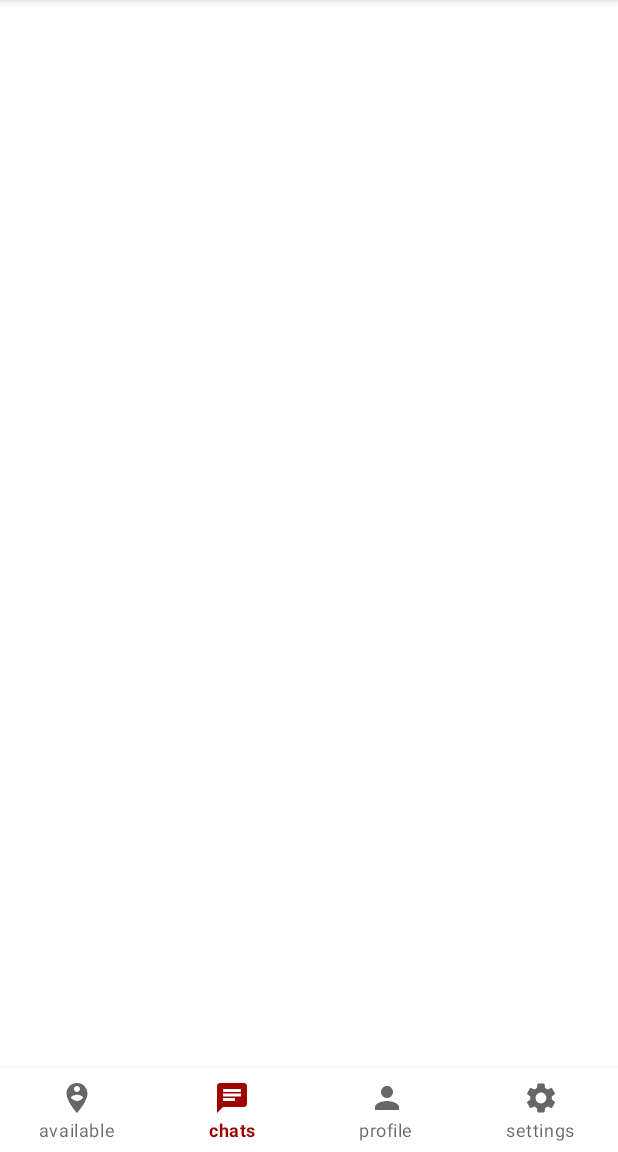
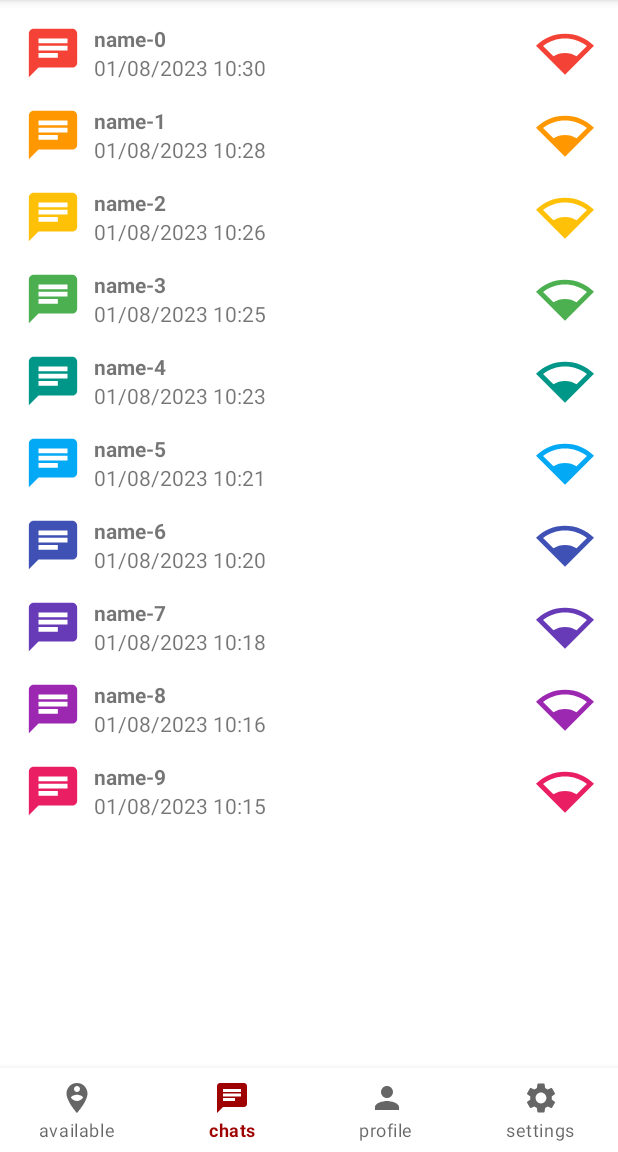
Before and after one commit to timlock/NearbyChat, an Android app: the screen it shows after launch (MainActivity), item 2 of the bottom bar chosen, on a phone screen of 412 x 824 dp, the part 84-1236 px from its top. Run offline under Robolectric (Android 15) with nearby library versions, the phone set to English and light mode, and no system bars; our stand-ins replace Room's generated code.

Commit message:
Maximale Zeichenanzahl Chat eingeführt, OwnProfile hat jetzt Snackbar als Bestätigung, erste fixes und Tests für das Anzeigen von Daten

```diff
--- a/NearbyChat/app/src/main/java/de/hsos/nearbychat/app/view/AvailableView.kt
+++ b/NearbyChat/app/src/main/java/de/hsos/nearbychat/app/view/AvailableView.kt
@@ -11,6 +11,7 @@ import androidx.recyclerview.widget.LinearLayoutManager
 import androidx.recyclerview.widget.RecyclerView
 import de.hsos.nearbychat.R
 import de.hsos.nearbychat.app.application.Application
+import de.hsos.nearbychat.app.domain.Profile
 import de.hsos.nearbychat.app.viewmodel.ViewModel
 import de.hsos.nearbychat.app.viewmodel.ViewModel.ViewModelFactory
 
--- a/NearbyChat/app/src/main/java/de/hsos/nearbychat/app/view/ChatAdapter.kt
+++ b/NearbyChat/app/src/main/java/de/hsos/nearbychat/app/view/ChatAdapter.kt
@@ -1,5 +1,6 @@
 import android.content.Context
 import android.icu.text.SimpleDateFormat
+import android.icu.util.Calendar
 import android.view.LayoutInflater
 import android.view.View
 import android.view.ViewGroup
--- a/NearbyChat/app/src/main/java/de/hsos/nearbychat/app/view/ChatUserAdapter.kt
+++ b/NearbyChat/app/src/main/java/de/hsos/nearbychat/app/view/ChatUserAdapter.kt
@@ -1,5 +1,6 @@
 import android.content.Context
 import android.icu.text.SimpleDateFormat
+import android.icu.util.Calendar
 import android.view.LayoutInflater
 import android.view.View
 import android.view.ViewGroup
@@ -24,7 +25,7 @@ class ChatUserAdapter (private val onItemClicked: (Profile?) -> Unit) : Recycler
 
     inner class ViewHolder(itemView: View, onItemClicked: (Profile?) -> Unit) : RecyclerView.ViewHolder(itemView) {
         val userName: TextView = itemView.findViewById(R.id.chats_user_name)
-        val userMessage: TextView = itemView.findViewById(R.id.chats_user_message)
+        val userLastInteraction: TextView = itemView.findViewById(R.id.chats_user_last_interaction)
         val symbol: ImageView = itemView.findViewById(R.id.chats_user_symbol)
         val signalStrength: ImageView = itemView.findViewById(R.id.chats_user_signal_strength)
         var profile: Profile? = null
@@ -51,7 +52,7 @@ class ChatUserAdapter (private val onItemClicked: (Profile?) -> Unit) : Recycler
 
         val dateFormat = SimpleDateFormat(context?.getString(R.string.date_pattern) + " " + context?.getString(R.string.time_pattern))
 
-        viewHolder.userMessage.text = dateFormat.format(profile.lastInteraction)
+        viewHolder.userLastInteraction.text = dateFormat.format(profile.lastInteraction)
 
         viewHolder.symbol.setColorFilter(
             ResourcesCompat.getColor(context.resources,
--- a/NearbyChat/app/src/main/java/de/hsos/nearbychat/app/view/ChatView.kt
+++ b/NearbyChat/app/src/main/java/de/hsos/nearbychat/app/view/ChatView.kt
@@ -42,12 +42,7 @@ class ChatView : Fragment() {
         val view: View = inflater.inflate(R.layout.fragment_chat_view, container, false)
         val recyclerView: RecyclerView = view.findViewById(R.id.chat_messages_recycler)
 
-        var profileLiveData: LiveData<Profile> = viewModel.getSavedProfile(address)
-        if(profileLiveData.value == null) {
-            profileLiveData = viewModel.getAvailableProfile(address, viewLifecycleOwner) as LiveData<Profile>
-        }
-
-        profileLiveData.observe(viewLifecycleOwner) {
+        viewModel.getSavedProfile(address).observe(viewLifecycleOwner) {
             view.findViewById<TextView>(R.id.chat_user_name).text = it.name
             view.findViewById<TextView>(R.id.chat_user_message).text = it.description
 
--- a/NearbyChat/app/src/main/java/de/hsos/nearbychat/app/view/ChatsView.kt
+++ b/NearbyChat/app/src/main/java/de/hsos/nearbychat/app/view/ChatsView.kt
@@ -56,11 +56,11 @@ class ChatsView : Fragment() {
 
             Snackbar.make(recyclerView, R.string.deleted_chat, Snackbar.LENGTH_LONG)
                 .setAction(
-                    R.string.undo,
-                    View.OnClickListener {
+                    R.string.undo
+                ) {
                     viewModel.updateSavedProfile(profile)
                     //adapter.notifyItemInserted(position)
-                    })
+                }
                 .addCallback(object : Snackbar.Callback() {
                     override fun onDismissed(transientBottomBar: Snackbar?, event: Int) {
                         super.onDismissed(transientBottomBar, event)
--- a/NearbyChat/app/src/main/java/de/hsos/nearbychat/app/view/MainActivity.kt
+++ b/NearbyChat/app/src/main/java/de/hsos/nearbychat/app/view/MainActivity.kt
@@ -1,9 +1,9 @@
 package de.hsos.nearbychat.app.view
 
-import android.content.Context
 import android.content.SharedPreferences
 import android.content.res.Configuration
 import android.os.Bundle
+import androidx.activity.viewModels
 import androidx.appcompat.app.ActionBar
 import androidx.appcompat.app.AppCompatActivity
 import androidx.appcompat.app.AppCompatDelegate
@@ -11,19 +11,29 @@ import androidx.fragment.app.Fragment
 import com.google.android.material.bottomnavigation.BottomNavigationMenuView
 import com.google.android.material.bottomnavigation.BottomNavigationView
 import de.hsos.nearbychat.R
+import de.hsos.nearbychat.app.application.Application
+import de.hsos.nearbychat.app.domain.Message
 import de.hsos.nearbychat.app.domain.Profile
+import de.hsos.nearbychat.app.viewmodel.ViewModel
 import java.util.*
 
 class MainActivity : AppCompatActivity() {
 
-    lateinit var toolbar: ActionBar
-    lateinit var bottomNavView: BottomNavigationView
-    lateinit var sharedPreferences: SharedPreferences
-    var currentFragment: String? = null
+    private lateinit var toolbar: ActionBar
+    private lateinit var bottomNavView: BottomNavigationView
+    private lateinit var sharedPreferences: SharedPreferences
+    private var currentFragment: String? = null
+
+    private val viewModel: ViewModel by viewModels {
+        ViewModel.ViewModelFactory((this.application as Application).repository)
+    }
 
     override fun onCreate(savedInstanceState: Bundle?) {
         sharedPreferences = getSharedPreferences("APP_SETTINGS", MODE_PRIVATE)
         currentFragment = savedInstanceState?.getString("currentFragmentName")
+
+        clearDatabaseFromTestData()
+        fillDatabaseWithTestData()
 
         updateLanguage()
         updateNightMode()
@@ -121,7 +131,7 @@ class MainActivity : AppCompatActivity() {
         editor.apply()
     }
 
-    fun updateLanguage() {
+    private fun updateLanguage() {
         val languageSetting = sharedPreferences.getString("language", "default")
         val locale = if(languageSetting == null || languageSetting == "default") {
             Locale.getDefault()
@@ -135,6 +145,41 @@ class MainActivity : AppCompatActivity() {
             config,
             resources.displayMetrics
         )
+    }
+
+    private fun fillDatabaseWithTestData() {
+        var profile: Profile
+        var message: Message
+        for(i in 0..9) {
+            profile = Profile("address-$i")
+            profile.name = "name-$i"
+            profile.color = i
+            profile.description = "description-$i"
+            profile.hopCount = i % 5
+            profile.rssi = 120
+            for(j in 0..19) {
+                message = Message(profile.address, "message-$j from ${profile.name}", System.currentTimeMillis() - i * 100000 - j * 10000000)
+                if(j == 0) {
+                    profile.lastInteraction = message.timeStamp
+                }
+                if(j % 3 == 0) {
+                    message.isSelfAuthored = true
+                    if(j % 2 == 0) message.isReceived = true
+                }
+                viewModel.addMessage(message)
+            }
+
+            if(i % 2 == 0) viewModel.updateAvailableProfile(profile)
+            viewModel.updateSavedProfile(profile)
+        }
+    }
+
+    private fun clearDatabaseFromTestData() {
+        for(i in 0..9) {
+            viewModel.deleteSavedProfile("address-$i")
+            viewModel.deleteMessages("address-$i")
+            if(i % 2 == 0) viewModel.deleteAvailableProfile("address-$i")
+        }
     }
 
     companion object {
--- a/NearbyChat/app/src/main/java/de/hsos/nearbychat/app/view/ProfileView.kt
+++ b/NearbyChat/app/src/main/java/de/hsos/nearbychat/app/view/ProfileView.kt
@@ -12,6 +12,7 @@ import androidx.core.content.ContextCompat
 import androidx.core.widget.addTextChangedListener
 import androidx.fragment.app.Fragment
 import androidx.fragment.app.viewModels
+import com.google.android.material.snackbar.Snackbar
 import de.hsos.nearbychat.R
 import de.hsos.nearbychat.app.application.Application
 import de.hsos.nearbychat.app.domain.OwnProfile
@@ -99,6 +100,7 @@ class ProfileView : Fragment() {
                     if (inputMethodManager.isAcceptingText) {
                         inputMethodManager.hideSoftInputFromWindow( requireActivity().currentFocus!!.windowToken, 0)
                     }
+                    Snackbar.make(view, R.string.saved_profile, Snackbar.LENGTH_LONG).show()
                 }
             }
         }
--- a/NearbyChat/app/src/main/java/de/hsos/nearbychat/app/viewmodel/ViewModel.kt
+++ b/NearbyChat/app/src/main/java/de/hsos/nearbychat/app/viewmodel/ViewModel.kt
@@ -44,24 +44,31 @@ class ViewModel(private val repository: Repository) : ViewModel(){
     }
 
     fun updateAvailableProfile(profile: Profile) {
-        if(availableProfiles.value != null) {
-            val list: MutableList<Profile> = availableProfiles.value!!.toMutableList()
-            for (i in 0..availableProfiles.value!!.size) {
-                if(list[i].address == profile.address) {
-                    list[i] = profile
-                    (availableProfiles as MutableLiveData<List<Profile>>).value = list
-                }
+        val list: MutableList<Profile> = if(availableProfiles.value != null) {
+            availableProfiles.value!!.toMutableList()
+        } else {
+            mutableListOf()
+        }
+        for (i in 0 until list.size) {
+            if(list[i].address == profile.address) {
+                list[i] = profile
+                (availableProfiles as MutableLiveData<List<Profile>>).value = list
+                return
             }
         }
+        list.add(profile)
+        (availableProfiles as MutableLiveData<List<Profile>>).value = list
+
     }
 
     fun deleteAvailableProfile(macAddress: String) {
         if(availableProfiles.value != null) {
             val list: MutableList<Profile> = availableProfiles.value!!.toMutableList()
-            for (i in 0..availableProfiles.value!!.size) {
+            for (i in 0 until availableProfiles.value!!.size) {
                 if(list[i].address == macAddress) {
                     list.removeAt(i)
                     (availableProfiles as MutableLiveData<List<Profile>>).value = list
+                    return
                 }
             }
         }
--- a/NearbyChat/app/src/main/res/layout/chat_user.xml
+++ b/NearbyChat/app/src/main/res/layout/chat_user.xml
@@ -29,7 +29,7 @@
         app:layout_constraintTop_toTopOf="parent" />
 
     <TextView
-        android:id="@+id/chats_user_message"
+        android:id="@+id/chats_user_last_interaction"
         android:layout_width="0dp"
         android:layout_height="wrap_content"
         android:text="@string/error_message_missing"
@@ -43,7 +43,7 @@
         android:layout_height="0dp"
         android:layout_marginStart="16dp"
         android:layout_marginTop="16dp"
-        app:layout_constraintBottom_toBottomOf="@+id/chats_user_message"
+        app:layout_constraintBottom_toBottomOf="@+id/chats_user_last_interaction"
         app:layout_constraintDimensionRatio="1:1"
         app:layout_constraintStart_toStartOf="parent"
         app:layout_constraintTop_toTopOf="parent"
--- a/NearbyChat/app/src/main/res/layout/fragment_chat_view.xml
+++ b/NearbyChat/app/src/main/res/layout/fragment_chat_view.xml
@@ -70,6 +70,7 @@
         android:ems="10"
         android:inputType="textPersonName"
         android:hint="@string/message"
+        android:maxLength="64"
         app:layout_constraintBottom_toBottomOf="parent"
         app:layout_constraintEnd_toStartOf="@+id/chat_send_message"
         app:layout_constraintStart_toStartOf="parent"
--- a/NearbyChat/app/src/main/res/values/strings.xml
+++ b/NearbyChat/app/src/main/res/values/strings.xml
@@ -16,6 +16,7 @@
     <string name="description_label">description:</string>
     <string name="color_label">color:</string>
     <string name="save">save</string>
+    <string name="saved_profile">saved profile</string>
     <string name="night_mode">night mode</string>
     <string name="language_label">language:</string>
     <string name="language_en">English</string>
```
Also changed, not shown: 1 other file.
